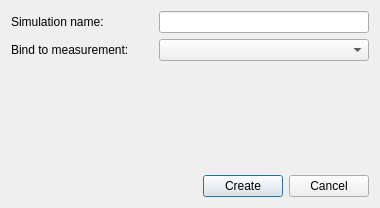
JYU-IBA/potku, file ui_files/ui_new_simulation.ui: the form before one commit.
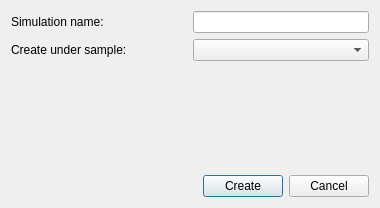
The form after the commit.

Commit message:
User can add new simulation under a sample
When creating a new simulation, user is asked for a sample under which
the simulation is added.

Diff of the .ui file:
```diff
--- a/ui_files/ui_new_simulation.ui
+++ b/ui_files/ui_new_simulation.ui
@@ -72,20 +72,20 @@
        <item>
         <widget class="QLineEdit" name="simulationNameLineEdit">
          <property name="sizePolicy">
-          <sizepolicy hsizetype="Fixed" vsizetype="Fixed">
+          <sizepolicy hsizetype="Preferred" vsizetype="Fixed">
            <horstretch>0</horstretch>
            <verstretch>0</verstretch>
           </sizepolicy>
          </property>
          <property name="minimumSize">
           <size>
-           <width>210</width>
+           <width>0</width>
            <height>0</height>
           </size>
          </property>
          <property name="maximumSize">
           <size>
-           <width>210</width>
+           <width>16777215</width>
            <height>16777215</height>
           </size>
          </property>
@@ -101,7 +101,7 @@
        <item>
         <widget class="QLabel" name="BindLabel">
          <property name="text">
-          <string>Bind to measurement:</string>
+          <string>Create under sample:</string>
          </property>
         </widget>
        </item>
@@ -109,13 +109,13 @@
         <widget class="QComboBox" name="BindComboBox">
          <property name="minimumSize">
           <size>
-           <width>210</width>
+           <width>0</width>
            <height>0</height>
           </size>
          </property>
          <property name="maximumSize">
           <size>
-           <width>210</width>
+           <width>16777215</width>
            <height>16777215</height>
           </size>
          </property>
```
Left out of the diff: 4 changed lines with no effect on the pictures. The commit also changes 2 other files.
